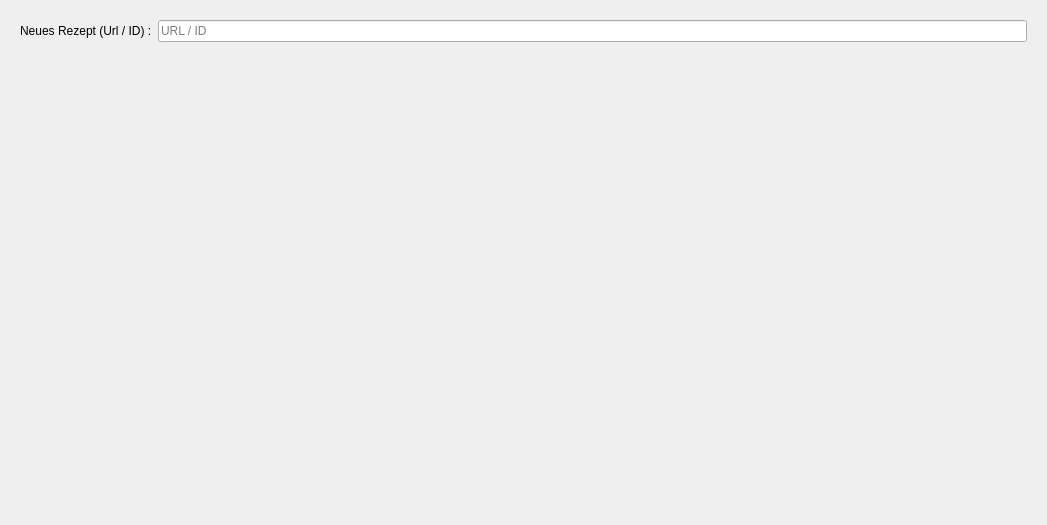
Above: frontend/RecipeChooser.ui from Indidev/headcooker before the change. Below: the same form after it.
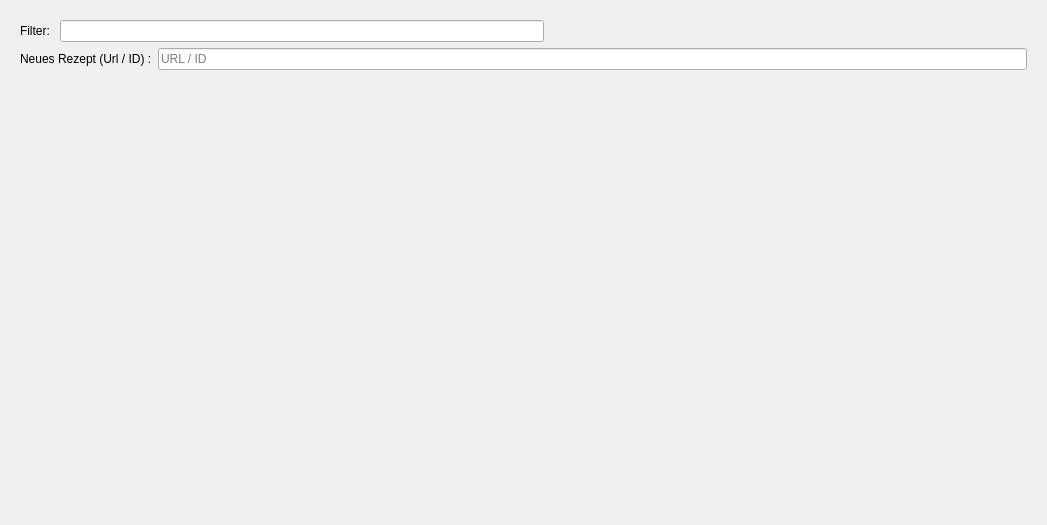
That is the form after the change.

```diff
--- a/frontend/RecipeChooser.ui
+++ b/frontend/RecipeChooser.ui
@@ -35,7 +35,7 @@
        </rect>
       </property>
       <layout class="QGridLayout" name="gridLayout_2">
-       <item row="0" column="0">
+       <item row="1" column="0">
         <layout class="QVBoxLayout" name="verticalLayout">
          <item>
           <layout class="QFormLayout" name="formLayout">
@@ -86,6 +86,36 @@
          </item>
         </layout>
        </item>
+       <item row="0" column="0">
+        <layout class="QHBoxLayout" name="horizontalLayout">
+         <property name="topMargin">
+          <number>0</number>
+         </property>
+         <item>
+          <widget class="QLabel" name="label_2">
+           <property name="text">
+            <string>Filter: </string>
+           </property>
+          </widget>
+         </item>
+         <item>
+          <widget class="QLineEdit" name="filterEdit"/>
+         </item>
+         <item>
+          <spacer name="horizontalSpacer">
+           <property name="orientation">
+            <enum>Qt::Horizontal</enum>
+           </property>
+           <property name="sizeHint" stdset="0">
+            <size>
+             <width>40</width>
+             <height>20</height>
+            </size>
+           </property>
+          </spacer>
+         </item>
+        </layout>
+       </item>
       </layout>
      </widget>
     </widget>
```
